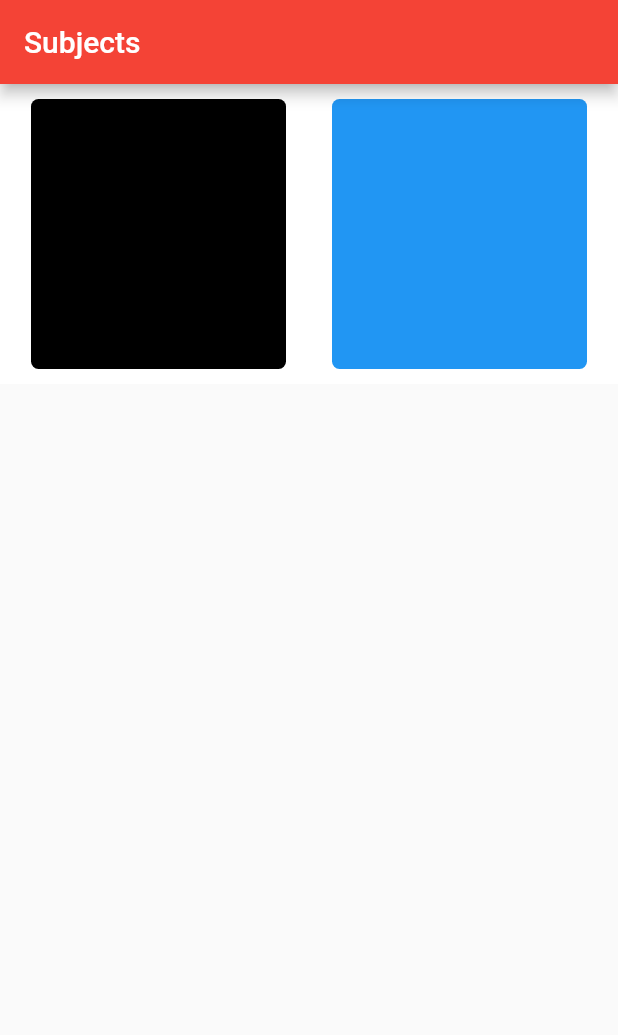
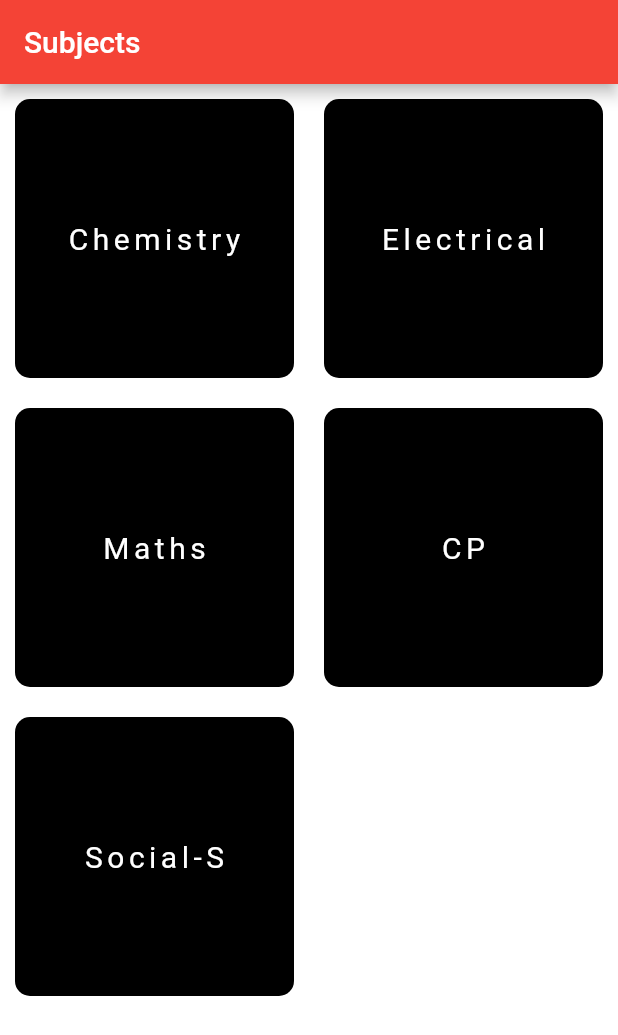
Before and after one commit to amit-420/android, a Flutter app: the screen it shows after launch, on a phone screen of 412 x 824 dp. Shown: the top 1035 px of the screen. Run offline on Flutter 3.47's test engine with Material 2 defaults, Android fonts, the phone set to English and light mode, and no system bars; our stand-ins replace cloud_firestore, firebase_auth, flutter_spinkit, sqflite; accounts and stored records are empty.

Commit message:
title to pert_subj passed through Navigator

```diff
--- a/messaging/lib/screens/subjects_grid.dart
+++ b/messaging/lib/screens/subjects_grid.dart
@@ -4,6 +4,20 @@ import 'package:flutter/material.dart';
 class SubjectGrid extends StatelessWidget {
 //  SubjectGrid({Key key, this.title}) : super(key: key);
 //  final String title;
+//List<List<int>> subjects = [
+//  [0] = ["Chemistry","black"];
+//  ["Electrical","Blue"];
+//  ["Maths","pink"];
+//  ["CP","yellow"];
+//  ["Social-S",'green];
+//];
+  final List<String> subjects = [
+  "Chemistry",
+  "Electrical",
+  "Maths",
+  "CP",
+  "Social-S",
+];
   @override
   Widget build(BuildContext context) {
     return Scaffold(
@@ -12,33 +26,30 @@ class SubjectGrid extends StatelessWidget {
       ),
       body: Container(
         color: Colors.white,
-        child: Row(
-          mainAxisAlignment: MainAxisAlignment.spaceEvenly,
-          children: <Widget>[
-            GestureDetector(
-              onTap: (){Navigator.pushNamed(context, 'pert_subj');},
-              child: Container(
-                decoration: BoxDecoration(
-                    color: Colors.black,
-                    borderRadius: BorderRadius.all(Radius.circular(5))
-                ),
+        child: GridView(
+          gridDelegate: SliverGridDelegateWithFixedCrossAxisCount(crossAxisCount: 2),
+          scrollDirection: Axis.vertical,
+          children: subjects.map((title){
+          return  GestureDetector(
+                onTap: (){Navigator.pushNamed(context, 'pert_subj', arguments: {'title':title});},
+                child: Container(
+                    child: Row(
+                        mainAxisAlignment: MainAxisAlignment.center,
+                        children: <Widget>[
+                      Text(title,style: TextStyle(fontSize: 20,letterSpacing: 3,color: Colors.white),textAlign: TextAlign.center,)
+                      ],
+                           ),
+                      decoration: BoxDecoration(
+                          color: Colors.black,
+                          borderRadius: BorderRadius.all(Radius.circular(10))
+                      ),
                 height: 180,
                 width: 170,
                 margin: EdgeInsets.all(10),
-              ),
-            ),
-            GestureDetector(
-              onTap: (){Navigator.pushNamed(context, 'pert_subj');},
-              child: Container(
-                decoration: BoxDecoration(
-                    color: Colors.blue,
-                    borderRadius: BorderRadius.all(Radius.circular(5))
-                ),
-                height: 180,
-                width: 170,
-                margin: EdgeInsets.all(10),),
-            )
-          ],
+                ),);
+                }).toList(),
+
+
         ),
       ),
     );
```
Also changed, not shown: messaging/lib/screens/messege_ui.dart (+25 -7 lines), messaging/lib/screens/perti_subj.dart (+11 -3 lines).
